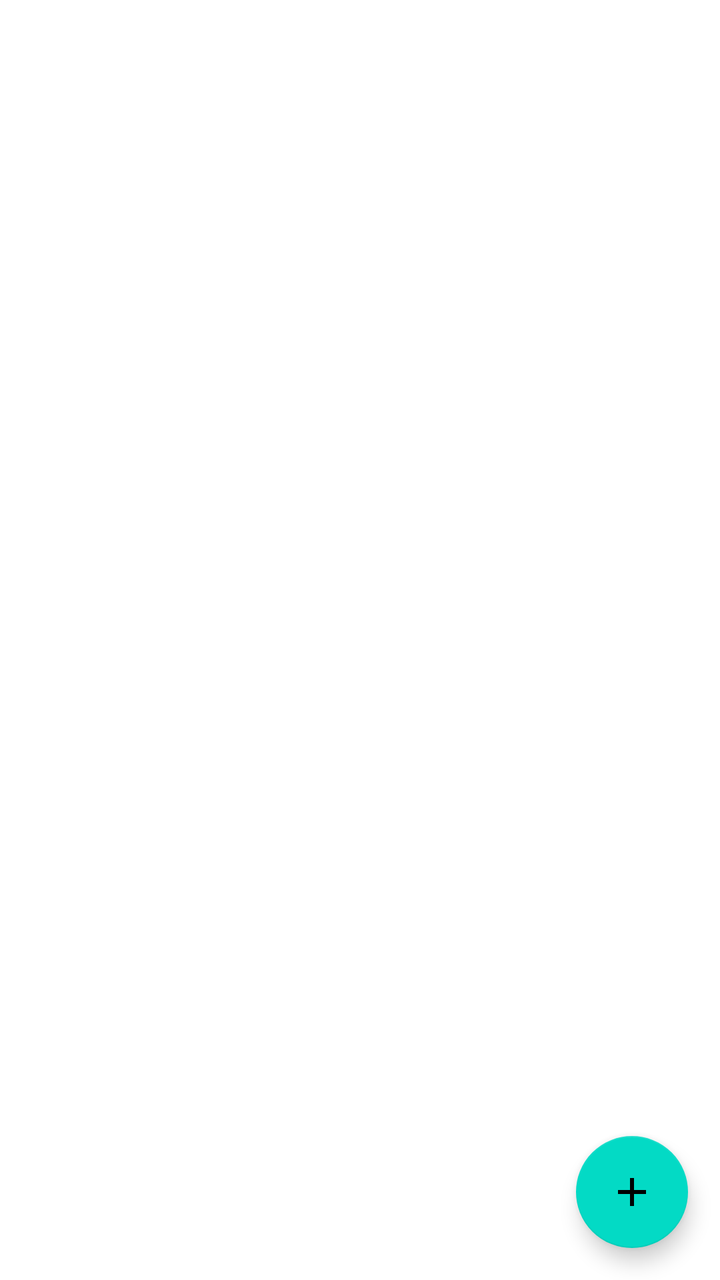
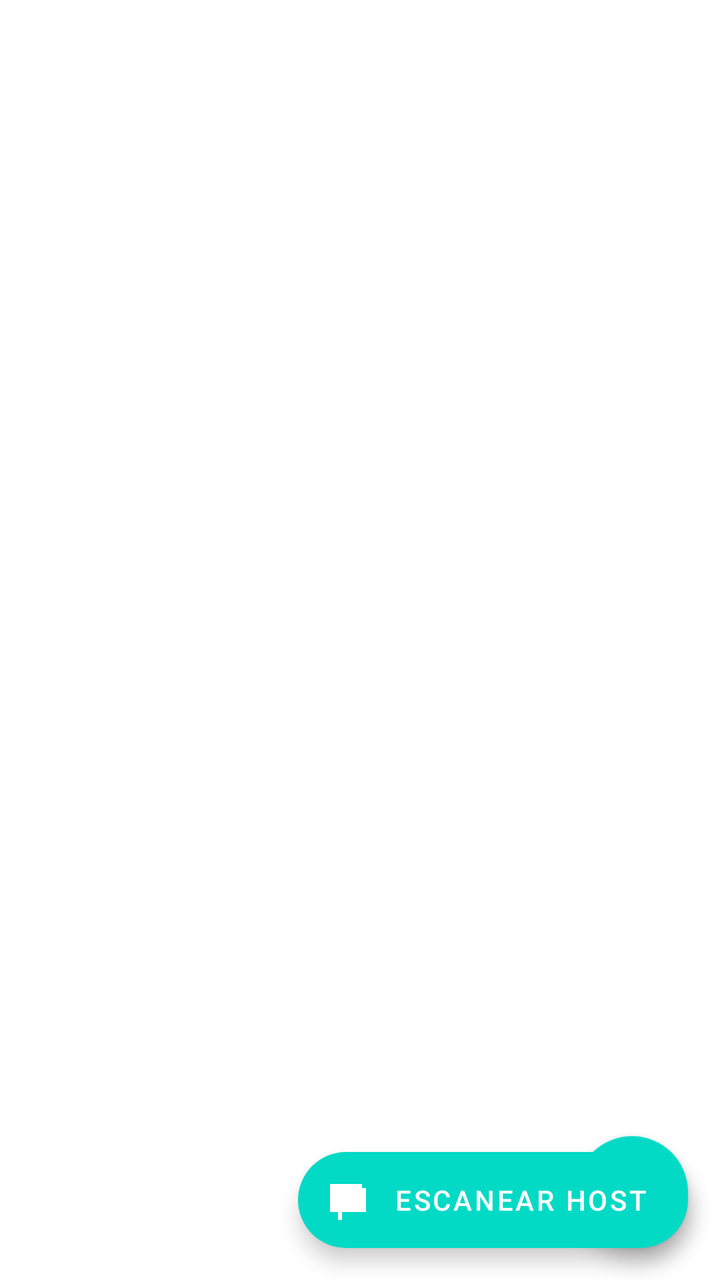

An Android layout rendered at two revisions. The XML below is the earlier revision; the diff shows what the commit changed to produce the second picture.
<!-- AndroidManifest.xml: application theme Theme.IDTWidget -->
<!-- res/layout/fragment_endpoints.xml -->
<?xml version="1.0" encoding="utf-8"?>
<androidx.coordinatorlayout.widget.CoordinatorLayout
    xmlns:android="http://schemas.android.com/apk/res/android"
    xmlns:app="http://schemas.android.com/apk/res-auto"
    android:layout_width="match_parent"
    android:layout_height="match_parent">

    <androidx.recyclerview.widget.RecyclerView
        android:id="@+id/recyclerView"
        android:layout_width="match_parent"
        android:layout_height="match_parent"
        android:padding="8dp"
        android:clipToPadding="false"
        app:layout_behavior="@string/appbar_scrolling_view_behavior" />

    <com.google.android.material.floatingactionbutton.FloatingActionButton
        android:id="@+id/fabAdd"
        android:layout_width="wrap_content"
        android:layout_height="wrap_content"
        android:layout_margin="16dp"
        android:src="@drawable/ic_add"
        android:contentDescription="@string/add_endpoint_title"
        app:layout_anchor="@id/recyclerView"
        app:layout_anchorGravity="bottom|end" />

</androidx.coordinatorlayout.widget.CoordinatorLayout>
<!-- resources referenced by this layout -->
<resources>
  <!-- drawable ic_add (drawable) -->
  <?xml version="1.0" encoding="utf-8"?>
  <vector xmlns:android="http://schemas.android.com/apk/res/android"
      android:width="24dp" android:height="24dp" android:viewportWidth="24" android:viewportHeight="24">
    <path android:fillColor="#FFFFFF" android:pathData="M19,13h-6v6h-2v-6H5v-2h6V5h2v6h6v2z"/>
  </vector>
  <string name="add_endpoint_title">Adicionar Endpoint</string>
  <style name="Theme.IDTWidget" parent="Theme.MaterialComponents.DayNight.NoActionBar">
          <item name="colorPrimary">@color/purple_500</item>
          <item name="colorPrimaryVariant">@color/purple_700</item>
          <item name="colorOnPrimary">@color/white</item>
          <item name="colorSecondary">@color/teal_200</item>
          <item name="colorSecondaryVariant">@color/teal_700</item>
          <item name="colorOnSecondary">@color/black</item>
          <item name="android:statusBarColor">?attr/colorPrimaryVariant</item>
      </style>
  <color name="purple_500">#FF6200EE</color>
  <color name="purple_700">#FF3700B3</color>
  <color name="white">#FFFFFFFF</color>
  <color name="teal_200">#FF03DAC5</color>
  <color name="teal_700">#FF018786</color>
  <color name="black">#FF000000</color>
</resources>

<!-- the commit's change to res/layout/fragment_endpoints.xml (unified diff, before → after) -->
@@ -23,4 +23,18 @@
         app:layout_anchor="@id/recyclerView"
         app:layout_anchorGravity="bottom|end" />
 
+    <com.google.android.material.floatingactionbutton.ExtendedFloatingActionButton
+        android:id="@+id/fabScan"
+        android:layout_width="wrap_content"
+        android:layout_height="wrap_content"
+        android:layout_margin="16dp"
+        android:layout_marginBottom="88dp"
+        android:text="@string/scan_title"
+        android:textColor="@android:color/white"
+        app:icon="@drawable/ic_endpoints"
+        app:iconTint="@android:color/white"
+        app:layout_anchor="@id/recyclerView"
+        app:layout_anchorGravity="bottom|end" />
+
+
 </androidx.coordinatorlayout.widget.CoordinatorLayout>
<!-- resource entries referenced after the edit -->
@@ -6,7 +6,14 @@
       android:width="24dp" android:height="24dp" android:viewportWidth="24" android:viewportHeight="24">
     <path android:fillColor="#FFFFFF" android:pathData="M19,13h-6v6h-2v-6H5v-2h6V5h2v6h6v2z"/>
   </vector>
+  <!-- drawable ic_endpoints (drawable) -->
+  <?xml version="1.0" encoding="utf-8"?>
+  <vector xmlns:android="http://schemas.android.com/apk/res/android"
+      android:width="24dp" android:height="24dp" android:viewportWidth="24" android:viewportHeight="24">
+    <path android:fillColor="#FFFFFF" android:pathData="M20,18h2v-8h-2v8zm-4-4h2v-4h-2v4zm-8,8h2v-12h-2v12zm4-8h2v-8h-2v8zM4,6v12h16V6H4zm16,0v12h2V6h-2zM4,4h16v2H4V4z"/>
+  </vector>
   <string name="add_endpoint_title">Adicionar Endpoint</string>
+  <string name="scan_title">Escanear host</string>
   <style name="Theme.IDTWidget" parent="Theme.MaterialComponents.DayNight.NoActionBar">
           <item name="colorPrimary">@color/purple_500</item>
           <item name="colorPrimaryVariant">@color/purple_700</item>
